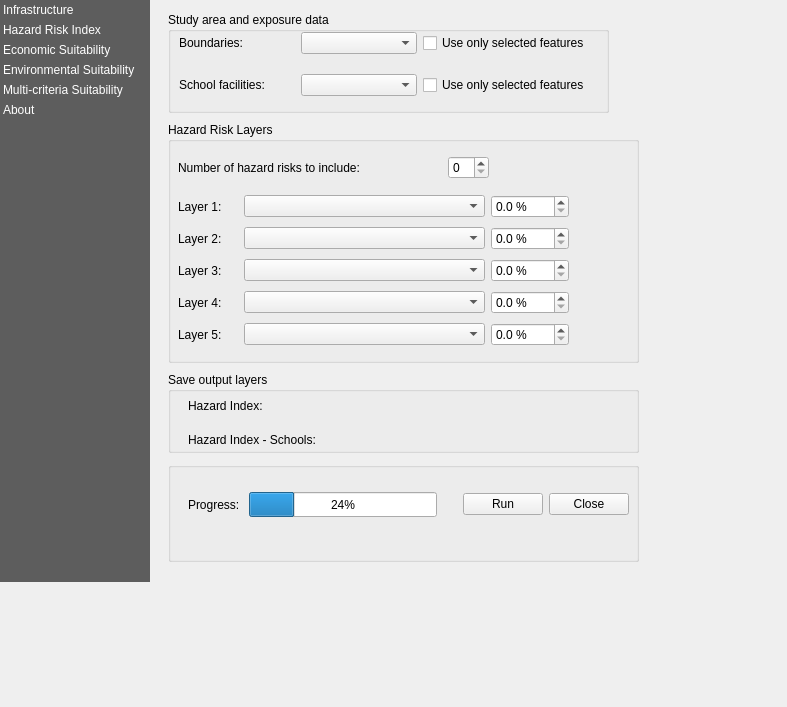
The window that rasterriskassessmentplugin/resources/ui/main_dialog.ui (GispoCoding/mcda-plugin) describes before a commit, drawn with Qt 5.
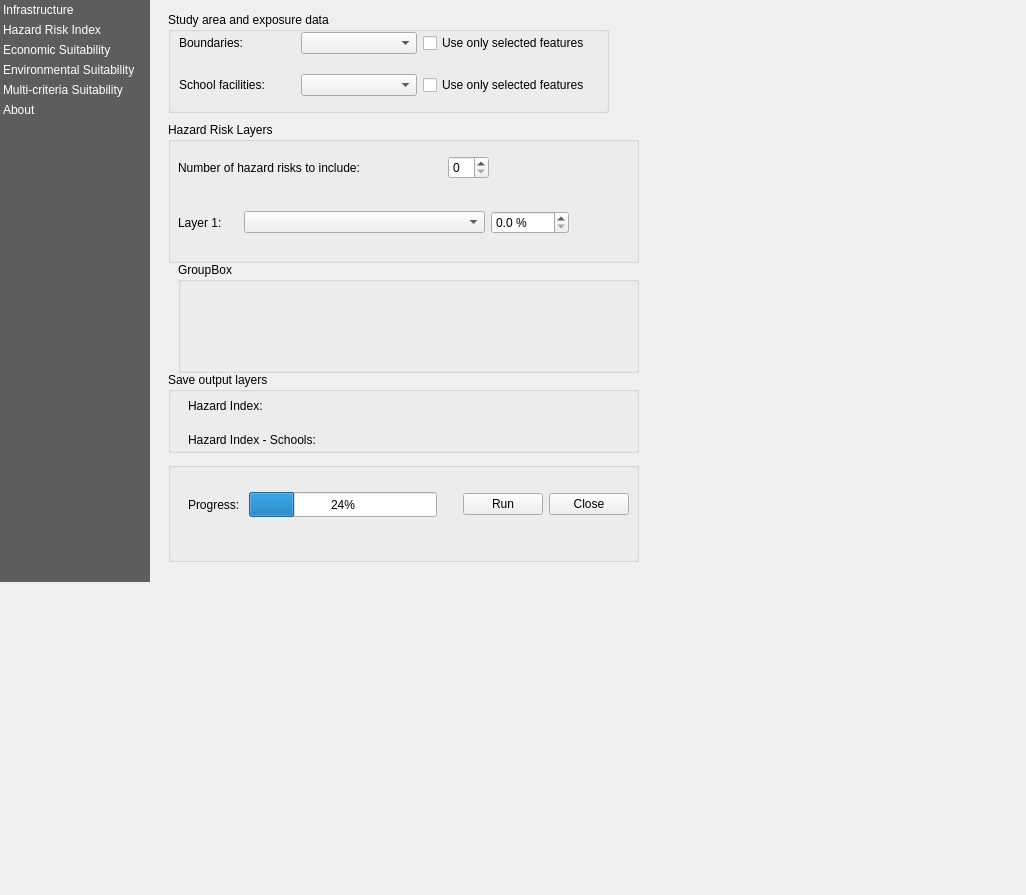
The same window after the commit. Custom widgets are drawn as their Qt base class.

Commit message: Improve Hazard Risk Panel

The edit to the form file:
```diff
--- a/rasterriskassessmentplugin/resources/ui/main_dialog.ui
+++ b/rasterriskassessmentplugin/resources/ui/main_dialog.ui
@@ -9,8 +9,8 @@
    <rect>
     <x>0</x>
     <y>0</y>
-    <width>787</width>
-    <height>707</height>
+    <width>1026</width>
+    <height>895</height>
    </rect>
   </property>
   <property name="windowTitle">
@@ -499,7 +499,7 @@
        <x>10</x>
        <y>120</y>
        <width>471</width>
-       <height>241</height>
+       <height>141</height>
       </rect>
      </property>
      <property name="title">
@@ -511,67 +511,10 @@
         <x>10</x>
         <y>70</y>
         <width>391</width>
-        <height>161</height>
+        <height>61</height>
        </rect>
       </property>
       <layout class="QGridLayout" name="hri_risk_layer_gridlayout">
-       <item row="4" column="0">
-        <widget class="QLabel" name="label_8">
-         <property name="text">
-          <string>Layer 5: </string>
-         </property>
-        </widget>
-       </item>
-       <item row="1" column="0">
-        <widget class="QLabel" name="label_5">
-         <property name="text">
-          <string>Layer 2: </string>
-         </property>
-        </widget>
-       </item>
-       <item row="3" column="3">
-        <widget class="QgsDoubleSpinBox" name="mQgsDoubleSpinBox_4">
-         <property name="suffix">
-          <string> %</string>
-         </property>
-         <property name="decimals">
-          <number>1</number>
-         </property>
-        </widget>
-       </item>
-       <item row="2" column="0">
-        <widget class="QLabel" name="label_6">
-         <property name="text">
-          <string>Layer 3: </string>
-         </property>
-        </widget>
-       </item>
-       <item row="4" column="3">
-        <widget class="QgsDoubleSpinBox" name="mQgsDoubleSpinBox_5">
-         <property name="suffix">
-          <string> %</string>
-         </property>
-         <property name="decimals">
-          <number>1</number>
-         </property>
-        </widget>
-       </item>
-       <item row="0" column="3">
-        <widget class="QgsDoubleSpinBox" name="mQgsDoubleSpinBox">
-         <property name="maximumSize">
-          <size>
-           <width>78</width>
-           <height>16777215</height>
-          </size>
-         </property>
-         <property name="suffix">
-          <string> %</string>
-         </property>
-         <property name="decimals">
-          <number>1</number>
-         </property>
-        </widget>
-       </item>
        <item row="0" column="0">
         <widget class="QLabel" name="label_4">
          <property name="maximumSize">
@@ -585,25 +528,14 @@
          </property>
         </widget>
        </item>
-       <item row="3" column="0">
-        <widget class="QLabel" name="label_7">
-         <property name="text">
-          <string>Layer 4: </string>
+       <item row="0" column="3">
+        <widget class="QgsDoubleSpinBox" name="mQgsDoubleSpinBox">
+         <property name="maximumSize">
+          <size>
+           <width>78</width>
+           <height>16777215</height>
+          </size>
          </property>
-        </widget>
-       </item>
-       <item row="2" column="3">
-        <widget class="QgsDoubleSpinBox" name="mQgsDoubleSpinBox_3">
-         <property name="suffix">
-          <string> %</string>
-         </property>
-         <property name="decimals">
-          <number>1</number>
-         </property>
-        </widget>
-       </item>
-       <item row="1" column="3">
-        <widget class="QgsDoubleSpinBox" name="mQgsDoubleSpinBox_2">
          <property name="suffix">
           <string> %</string>
          </property>
@@ -622,18 +554,6 @@
          </property>
         </widget>
        </item>
-       <item row="1" column="2">
-        <widget class="QgsMapLayerComboBox" name="mMapLayerComboBox_16"/>
-       </item>
-       <item row="2" column="2">
-        <widget class="QgsMapLayerComboBox" name="mMapLayerComboBox_17"/>
-       </item>
-       <item row="3" column="2">
-        <widget class="QgsMapLayerComboBox" name="mMapLayerComboBox_18"/>
-       </item>
-       <item row="4" column="2">
-        <widget class="QgsMapLayerComboBox" name="mMapLayerComboBox_19"/>
-       </item>
       </layout>
      </widget>
      <widget class="QWidget" name="layoutWidget">
@@ -789,6 +709,19 @@
       </layout>
      </widget>
     </widget>
+    <widget class="QGroupBox" name="groupbox_risk_layers">
+     <property name="geometry">
+      <rect>
+       <x>20</x>
+       <y>260</y>
+       <width>461</width>
+       <height>111</height>
+      </rect>
+     </property>
+     <property name="title">
+      <string>GroupBox</string>
+     </property>
+    </widget>
    </widget>
    <widget class="QWidget" name="economic_suitability">
     <layout class="QVBoxLayout" name="verticalLayout_15">
```
The commit also changes 2 other files.
